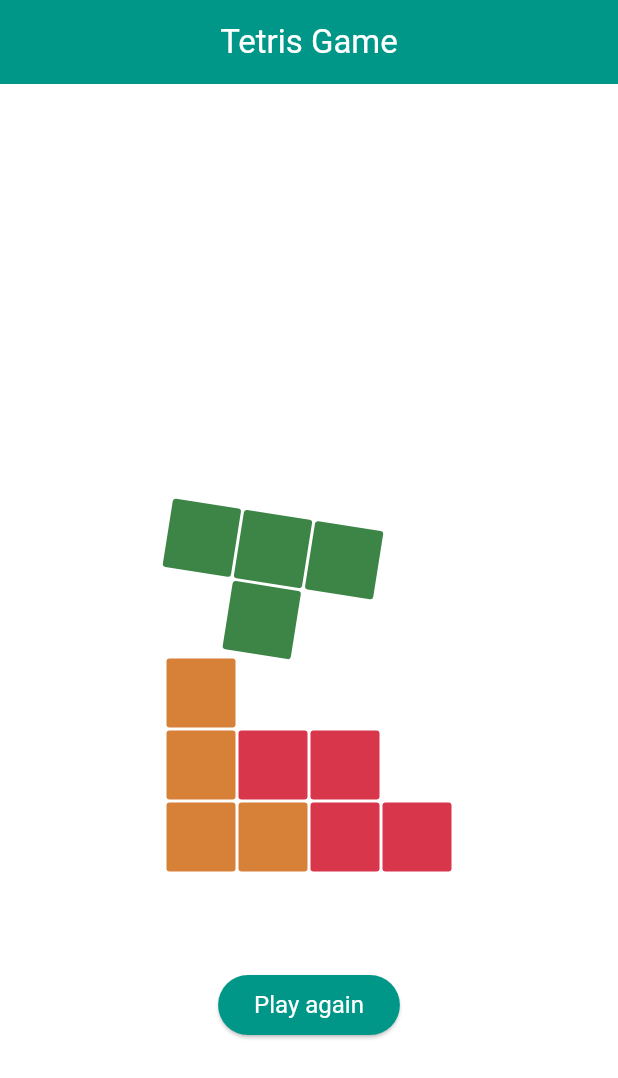
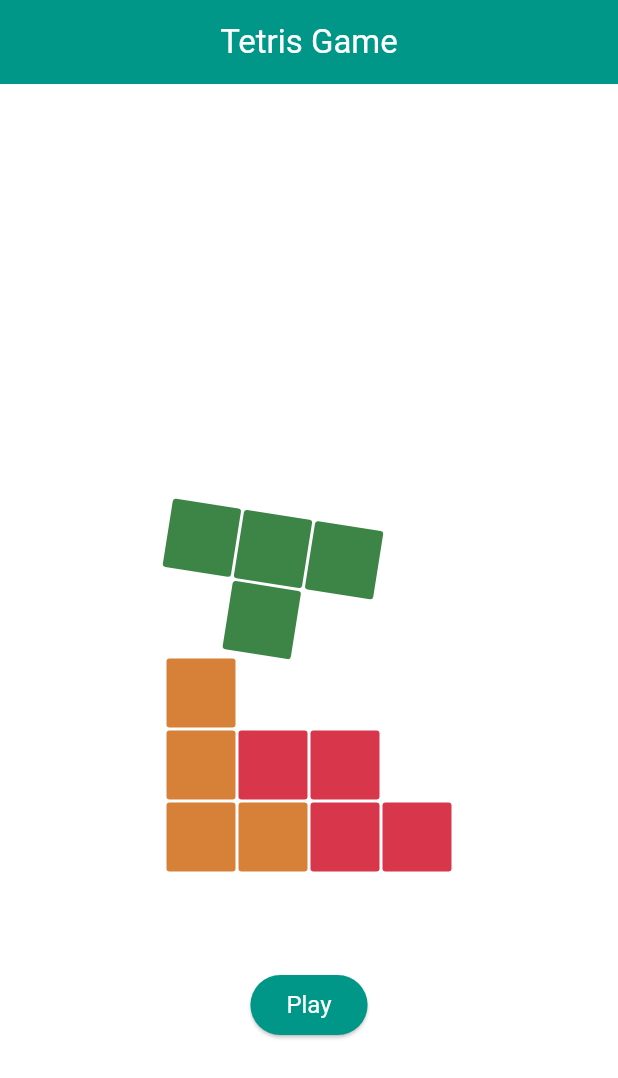
Before and after one commit to Dimasacat-Andronicus/tetris-game-flutter, a Flutter app: the screen it shows after launch, on a phone screen of 412 x 824 dp. Shown: the top 1078 px of the screen. Run offline on Flutter 3.47's test engine with Material 3 defaults, Android fonts, the light colour scheme and no system bars; our stand-ins replace lottie, shared_preferences.

Commit message:
update text on start button

```diff
--- a/lib/main.dart
+++ b/lib/main.dart
@@ -385,7 +385,7 @@ class _TetrisGameState extends State<TetrisGame> {
                   const SizedBox(height: 60),
                   ElevatedButton(
                     onPressed: startGame,
-                    child: const Text('Play again'),
+                    child: const Text('Play'),
                   ),
                 ],
               ),
```
